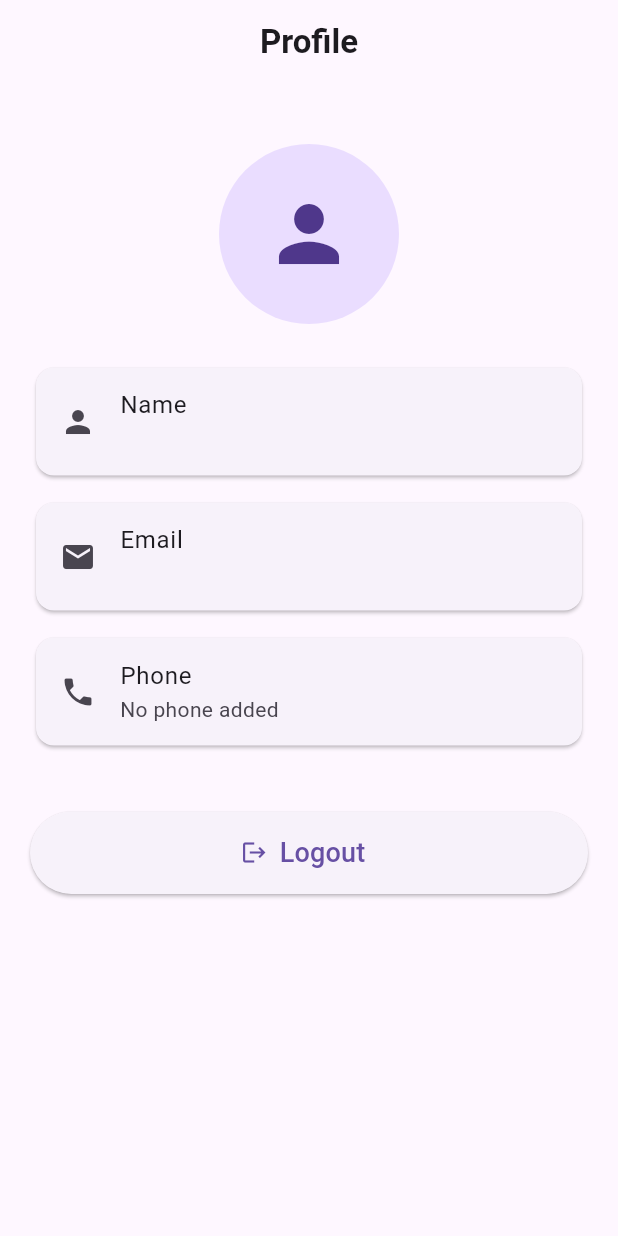
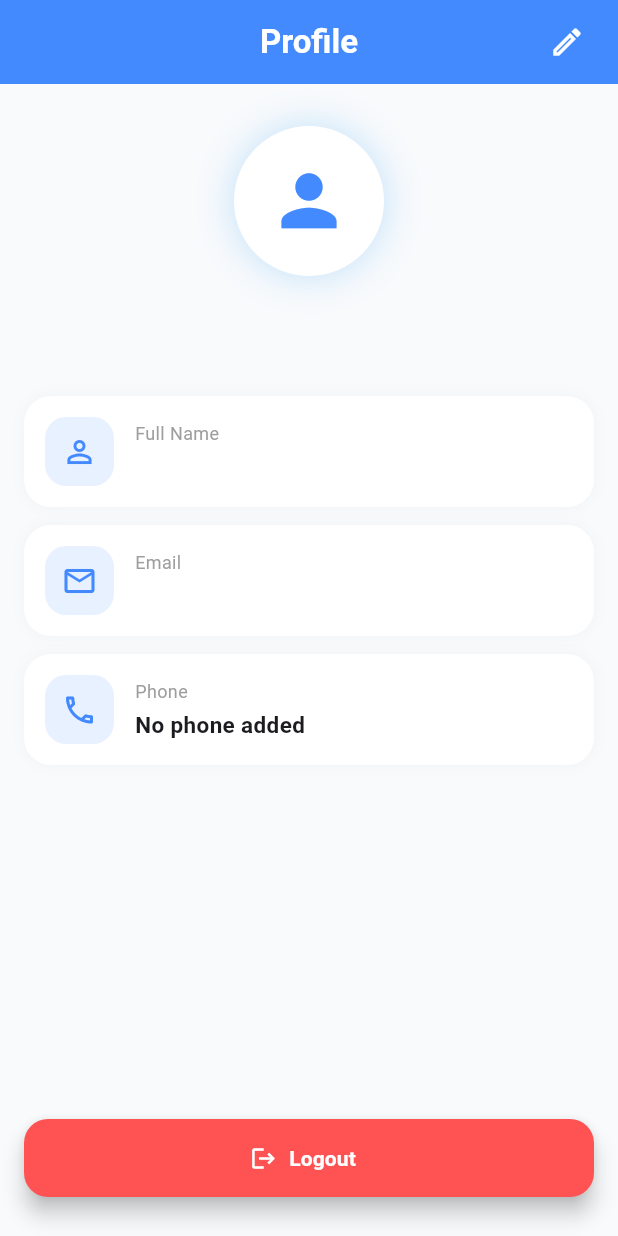
Before and after one commit to atoosh22/car_rental_app, a Flutter app: the ProfileScreen screen opened directly, on a phone screen of 412 x 824 dp. Run offline on Flutter 3.47's test engine with Material 3 defaults, Android fonts, the light colour scheme and no system bars; our stand-ins replace device_preview, get, image_picker, supabase_flutter; accounts and stored records are empty; network calls fail.

Commit message:
added etit profile

```diff
--- a/lib/screens/profile_screen.dart
+++ b/lib/screens/profile_screen.dart
@@ -3,6 +3,7 @@ import 'package:get/get.dart';
 import 'package:supabase_flutter/supabase_flutter.dart';
 
 import '../controllers/profile_controller.dart';
+import 'edit_profile_screen.dart';
 import 'login_screen.dart';
 
 class ProfileScreen extends StatelessWidget {
@@ -13,89 +14,206 @@ class ProfileScreen extends StatelessWidget {
   @override
   Widget build(BuildContext context) {
     return Scaffold(
+      backgroundColor: const Color(0xffF8FAFC),
       appBar: AppBar(
+        elevation: 0,
+        centerTitle: true,
+        backgroundColor: Colors.blueAccent,
         title: const Text(
           "Profile",
           style: TextStyle(
             fontWeight: FontWeight.bold,
+            color: Colors.white,
           ),
         ),
-        centerTitle: true,
+        actions: [
+          Padding(
+            padding: const EdgeInsets.only(right: 10),
+            child: IconButton(
+              onPressed: () {
+                Get.to(() => EditProfileScreen());
+              },
+              icon: const Icon(
+                Icons.edit_outlined,
+                color: Colors.white,
+              ),
+            ),
+          ),
+        ],
       ),
       body: Obx(
-            () => SingleChildScrollView(
-          padding: const EdgeInsets.all(20),
+            () => Padding(
+          padding: const EdgeInsets.all(16),
           child: Column(
             children: [
+              const SizedBox(height: 12),
+
+              Container(
+                decoration: BoxDecoration(
+                  shape: BoxShape.circle,
+                  boxShadow: [
+                    BoxShadow(
+                      color: Colors.blue.withOpacity(0.20),
+                      blurRadius: 18,
+                      spreadRadius: 3,
+                    ),
+                  ],
+                ),
+                child: CircleAvatar(
+                  radius: 50,
+                  backgroundColor: Colors.white,
+                  backgroundImage: controller.image.value.isNotEmpty
+                      ? NetworkImage(controller.image.value)
+                      : null,
+                  child: controller.image.value.isEmpty
+                      ? const Icon(
+                    Icons.person,
+                    size: 55,
+                    color: Colors.blueAccent,
+                  )
+                      : null,
+                ),
+              ),
+
+              const SizedBox(height: 12),
+
+              Text(
+                controller.name.value,
+                style: const TextStyle(
+                  fontSize: 20,
+                  fontWeight: FontWeight.bold,
+                ),
+              ),
+
+              Text(
+                controller.email.value,
+                style: const TextStyle(
+                  color: Colors.grey,
+                  fontSize: 13,
+                ),
+              ),
 
               const SizedBox(height: 20),
 
-              const CircleAvatar(
-                radius: 60,
-                child: Icon(
-                  Icons.person,
-                  size: 60,
-                ),
+              _buildProfileCard(
+                icon: Icons.person_outline,
+                title: "Full Name",
+                value: controller.name.value,
               ),
 
-              const SizedBox(height: 25),
+              const SizedBox(height: 12),
 
-              Card(
-                child: ListTile(
-                  leading: const Icon(Icons.person),
-                  title: const Text("Name"),
-                  subtitle: Text(controller.name.value),
+              _buildProfileCard(
+                icon: Icons.email_outlined,
+                title: "Email",
+                value: controller.email.value,
+              ),
+
+              const SizedBox(height: 12),
+
+              _buildProfileCard(
+                icon: Icons.phone_outlined,
+                title: "Phone",
+                value: controller.phone.value.isEmpty
+                    ? "No phone added"
+                    : controller.phone.value,
+              ),
+
+              const Spacer(),
+
+              SizedBox(
+                width: double.infinity,
+                height: 52,
+                child: ElevatedButton.icon(
+                  style: ElevatedButton.styleFrom(
+                    backgroundColor: Colors.redAccent,
+                    elevation: 6,
+                    shape: RoundedRectangleBorder(
+                      borderRadius: BorderRadius.circular(16),
+                    ),
+                  ),
+                  onPressed: () async {
+                    await Supabase.instance.client.auth.signOut();
+                    Get.offAll(() => LoginScreen());
+                  },
+                  icon: const Icon(
+                    Icons.logout,
+                    color: Colors.white,
+                  ),
+                  label: const Text(
+                    "Logout",
+                    style: TextStyle(
+                      fontWeight: FontWeight.bold,
+                      color: Colors.white,
+                    ),
+                  ),
                 ),
               ),
 
               const SizedBox(height: 10),
-
-              Card(
-                child: ListTile(
-                  leading: const Icon(Icons.email),
-                  title: const Text("Email"),
-                  subtitle: Text(controller.email.value),
-                ),
-              ),
-
-              const SizedBox(height: 10),
-
-              Card(
-                child: ListTile(
-                  leading: const Icon(Icons.phone),
-                  title: const Text("Phone"),
-                  subtitle: Text(
-                    controller.phone.value.isEmpty
-                        ? "No phone added"
-                        : controller.phone.value,
-                  ),
-                ),
-              ),
-
-              const SizedBox(height: 40),
-
-              SizedBox(
-                width: double.infinity,
-                height: 55,
-                child: ElevatedButton.icon(
-                  onPressed: () async {
-                    await Supabase.instance.client.auth.signOut();
-
-                    Get.offAll(() => LoginScreen());
-                  },
-                  icon: const Icon(Icons.logout),
-                  label: const Text(
-                    "Logout",
-                    style: TextStyle(
-                      fontSize: 18,
-                    ),
-                  ),
-                ),
-              ),
             ],
           ),
         ),
       ),
     );
   }
+
+  Widget _buildProfileCard({
+    required IconData icon,
+    required String title,
+    required String value,
+  }) {
+    return Container(
+      padding: const EdgeInsets.all(14),
+      decoration: BoxDecoration(
+        color: Colors.white,
+        borderRadius: BorderRadius.circular(18),
+        boxShadow: [
+          BoxShadow(
+            color: Colors.black.withOpacity(0.03),
+            blurRadius: 8,
+          ),
+        ],
+      ),
+      child: Row(
+        children: [
+          Container(
+            height: 46,
+            width: 46,
+            decoration: BoxDecoration(
+              color: Colors.blueAccent.withOpacity(0.12),
+              borderRadius: BorderRadius.circular(14),
+            ),
+            child: Icon(
+              icon,
+              color: Colors.blueAccent,
+            ),
+          ),
+          const SizedBox(width: 14),
+          Expanded(
+            child: Column(
+              crossAxisAlignment: CrossAxisAlignment.start,
+              children: [
+                Text(
+                  title,
+                  style: const TextStyle(
+                    color: Colors.grey,
+                    fontSize: 12,
+                  ),
+                ),
+                const SizedBox(height: 3),
+                Text(
+                  value,
+                  style: const TextStyle(
+                    fontWeight: FontWeight.w600,
+                    fontSize: 15,
+                  ),
+                ),
+              ],
+            ),
+          ),
+        ],
+      ),
+    );
+  }
 }
```
Also changed, not shown: lib/controllers/profile_controller.dart (+68 -3 lines), lib/screens/edit_profile_screen.dart (+187 -0 lines), lib/screens/register_screen.dart (+25 -7 lines).
